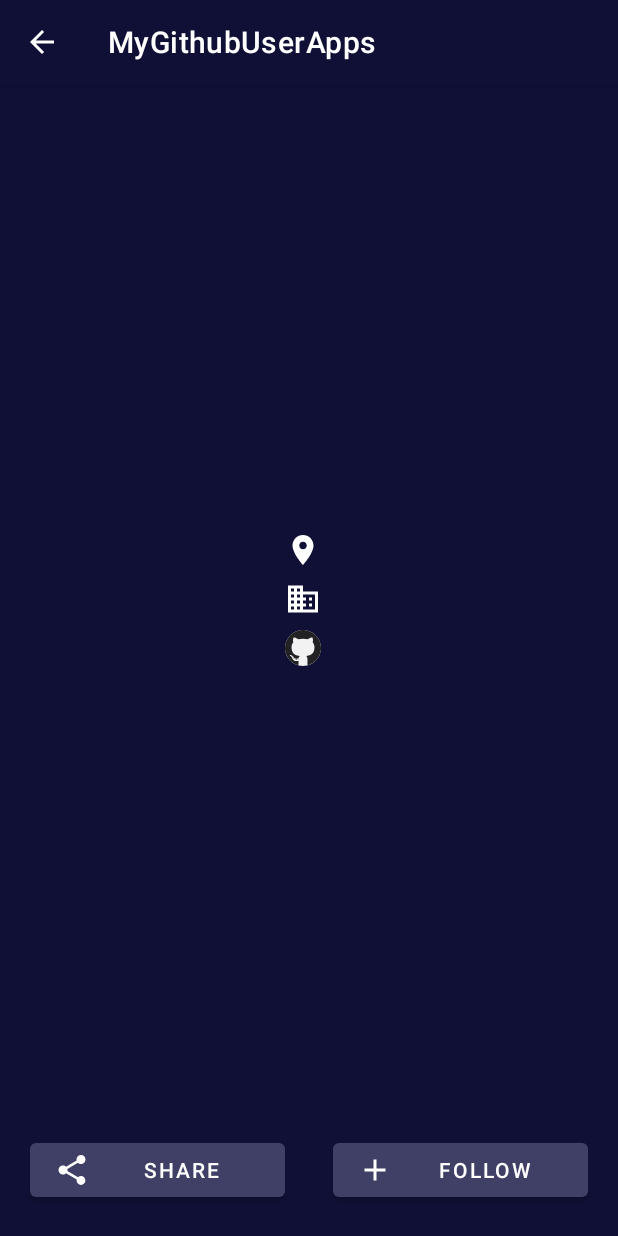
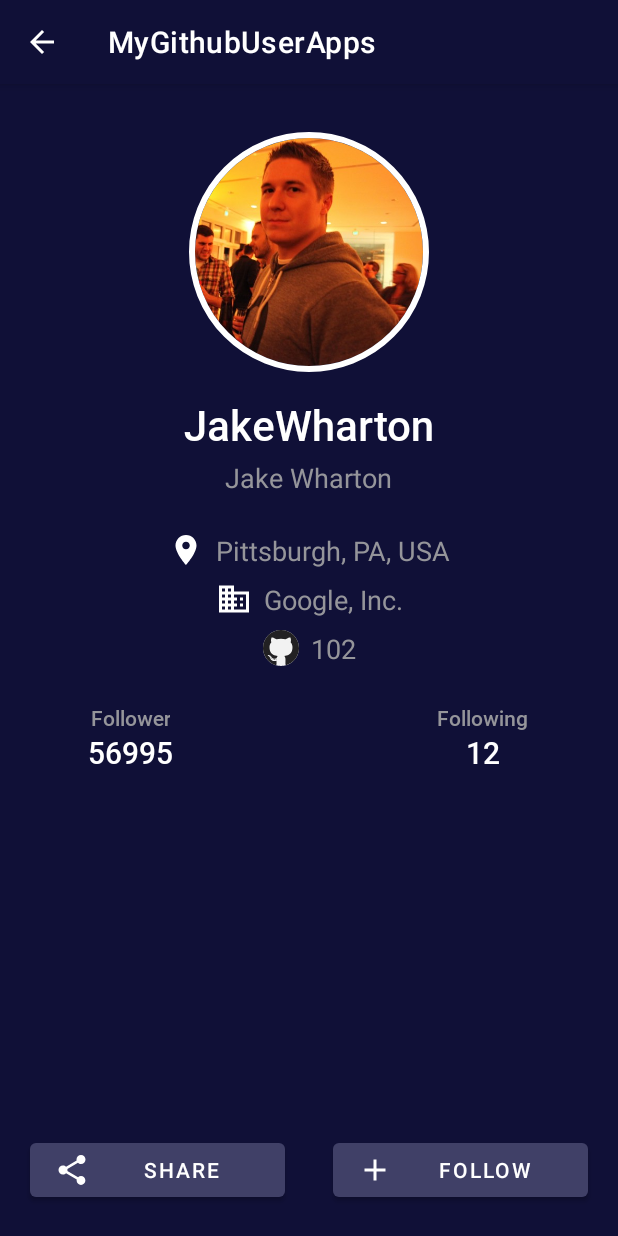
Before and after one commit to adityaids/MyGithubUserApps, an Android app: the MainActivity screen opened directly, with no data from a screen before it, after a tap on "JakeWharton", on a phone screen of 412 x 824 dp. Run offline under Robolectric (Android 15) with nearby library versions, the phone set to English and light mode, and no system bars; our stand-ins replace CircleImageView; 2 other taps on this screen came first.

Commit message:
new commit

```diff
--- a/app/src/main/java/com/example/mygithubuserapps/MainActivity.kt
+++ b/app/src/main/java/com/example/mygithubuserapps/MainActivity.kt
@@ -47,7 +47,7 @@ class MainActivity : AppCompatActivity() {
                 val imagePair = Pair.create(imageView, ProfilActivity.EXTRA_IMAGE_TRANSITION)
 
                 val intent = Intent(this@MainActivity, ProfilActivity::class.java).apply {
-                    putExtra(ProfilActivity.EXTRA_DATA, data)
+                    putExtra(ProfilActivity.EXTRA_DATA, userModel)
                 }
 
                 if (Build.VERSION.SDK_INT >= Build.VERSION_CODES.LOLLIPOP) {
@@ -64,7 +64,7 @@ class MainActivity : AppCompatActivity() {
                 val imagePair = Pair.create(imageView, ProfilActivity.EXTRA_IMAGE_TRANSITION)
 
                 val intent = Intent(this@MainActivity, ProfilActivity::class.java).apply {
-                    putExtra(ProfilActivity.EXTRA_DATA, data)
+                    putExtra(ProfilActivity.EXTRA_DATA, userModel)
                 }
 
                 if (Build.VERSION.SDK_INT >= Build.VERSION_CODES.LOLLIPOP) {
--- a/app/src/main/java/com/example/mygithubuserapps/ProfilActivity.kt
+++ b/app/src/main/java/com/example/mygithubuserapps/ProfilActivity.kt
@@ -1,15 +1,60 @@
 package com.example.mygithubuserapps
 
+import android.content.Intent
 import androidx.appcompat.app.AppCompatActivity
 import android.os.Bundle
+import android.view.LayoutInflater
+import android.view.View
+import android.widget.Switch
+import android.widget.Toast
+import com.bumptech.glide.Glide
+import com.example.mygithubuserapps.databinding.ActivityProfilBinding
+import com.example.mygithubuserapps.model.UserModel
 
-class ProfilActivity : AppCompatActivity() {
+class ProfilActivity : AppCompatActivity(), View.OnClickListener {
+
     companion object{
         val EXTRA_IMAGE_TRANSITION: String = "extra_image_transition"
         val EXTRA_DATA: String = "extra_data"
     }
+    private lateinit var userDetail: UserModel
+    private lateinit var binding: ActivityProfilBinding
+
     override fun onCreate(savedInstanceState: Bundle?) {
         super.onCreate(savedInstanceState)
-        setContentView(R.layout.activity_profil)
+        binding = ActivityProfilBinding.inflate(layoutInflater)
+        setContentView(binding.root)
+
+        userDetail = intent.getParcelableExtra<UserModel>(EXTRA_DATA) as UserModel
+        Glide.with(this)
+            .load(userDetail.avatar)
+            .into(binding.imgDetailProfile)
+        binding.tvDetailName.text = if (userDetail.name != null) userDetail.name else "-"
+        binding.tvDetailUsername.text = if (userDetail.userName != null) userDetail.userName else "-"
+        binding.tvLocation.text = if (userDetail.location != null) userDetail.location else "-"
+        binding.tvCompany.text = if (userDetail.company != null) userDetail.company else "-"
+        binding.tvRepository.text = if (userDetail.repository != null) userDetail.repository else "-"
+        binding.tvDetailFollower.text = if (userDetail.follower != null) userDetail.follower else "0"
+        binding.tvDetailFollowing.text = if (userDetail.following != null) userDetail.following else "0"
+
+        binding.btnFollow.setOnClickListener(this)
+        binding.btnShare.setOnClickListener(this)
+    }
+
+    override fun onClick(v: View?) {
+        when(v?.id){
+            R.id.btn_follow -> Toast.makeText(this, "Following", Toast.LENGTH_LONG).show()
+            R.id.btn_share -> {
+                val sendIntent: Intent = Intent().apply {
+                    action = Intent.ACTION_SEND
+                    putExtra(Intent.EXTRA_TITLE, userDetail.name)
+                    putExtra(Intent.EXTRA_TEXT, userDetail.repository)
+                    type = "text/plain"
+                }
+                val shareIntent = Intent.createChooser(sendIntent, "Share")
+                startActivity(shareIntent)
+
+            }
+        }
     }
 }
--- a/app/src/main/res/layout/activity_profil.xml
+++ b/app/src/main/res/layout/activity_profil.xml
@@ -99,54 +99,43 @@
         android:drawablePadding="8dp"
         app:drawableStartCompat="@drawable/ic_github"
         tools:text="Google Inc"/>
-    <LinearLayout
-        android:id="@+id/layout_follow"
-        android:layout_width="match_parent"
-        android:layout_height="wrap_content"
-        android:layout_marginTop="24dp"
-        android:orientation="horizontal"
-        app:layout_constraintStart_toStartOf="parent"
-        app:layout_constraintEnd_toEndOf="parent"
-        app:layout_constraintTop_toBottomOf="@+id/tv_repository">
     <TextView
         android:id="@+id/tv_follower"
         android:layout_width="wrap_content"
         android:layout_height="wrap_content"
-            android:layout_weight="1"
+        android:layout_marginStart="60dp"
+        android:layout_marginTop="24dp"
         android:textSize="14sp"
         android:textColor="@color/text_secondary_color"
         android:fontFamily="@font/roboto_medium"
         android:textAlignment="center"
-            tools:text="Follower"/>
+        android:text="@string/follower"
+        app:layout_constraintStart_toStartOf="parent"
+        app:layout_constraintTop_toBottomOf="@+id/tv_repository"/>
     <TextView
         android:id="@+id/tv_following"
         android:layout_width="wrap_content"
         android:layout_height="wrap_content"
-            android:layout_weight="1"
+        android:layout_marginTop="24dp"
+        android:layout_marginEnd="60dp"
         android:textAlignment="center"
         android:textSize="14sp"
         android:textColor="@color/text_secondary_color"
         android:fontFamily="@font/roboto_medium"
-            tools:text="Following"/>
-    </LinearLayout>
-
-    <LinearLayout
-        android:layout_width="match_parent"
-        android:layout_height="wrap_content"
-        android:orientation="horizontal"
-        android:layout_marginTop="4dp"
-        app:layout_constraintStart_toStartOf="parent"
+        android:text="@string/following"
         app:layout_constraintEnd_toEndOf="parent"
-        app:layout_constraintTop_toBottomOf="@+id/layout_follow">
+        app:layout_constraintTop_toBottomOf="@+id/tv_repository"/>
     <TextView
         android:id="@+id/tv_detail_follower"
         android:layout_width="wrap_content"
         android:layout_height="wrap_content"
-            android:layout_weight="1"
         android:textSize="20sp"
         android:textColor="@color/white"
         android:fontFamily="@font/roboto_medium"
         android:textAlignment="center"
+        app:layout_constraintTop_toBottomOf="@id/tv_follower"
+        app:layout_constraintStart_toStartOf="@+id/tv_follower"
+        app:layout_constraintEnd_toEndOf="@+id/tv_follower"
         tools:text="800"/>
     <TextView
         android:id="@+id/tv_detail_following"
@@ -157,8 +146,10 @@
         android:textSize="20sp"
         android:textColor="@color/white"
         android:fontFamily="@font/roboto_medium"
+        app:layout_constraintStart_toStartOf="@+id/tv_following"
+        app:layout_constraintEnd_toEndOf="@id/tv_following"
+        app:layout_constraintTop_toBottomOf="@id/tv_following"
         tools:text="1000"/>
-    </LinearLayout>
 
     <LinearLayout
         android:layout_width="match_parent"
--- a/app/src/main/res/values/strings.xml
+++ b/app/src/main/res/values/strings.xml
@@ -5,6 +5,8 @@
     <string name="recommended_for_you">Recommended For You</string>
     <string name="share">Share</string>
     <string name="follow">Follow</string>
+    <string name="follower">Follower</string>
+    <string name="following">Following</string>
 
     <string-array name="username">
         <item>JakeWharton</item>
```
Lines whose indentation alone changed are shown as unchanged.
